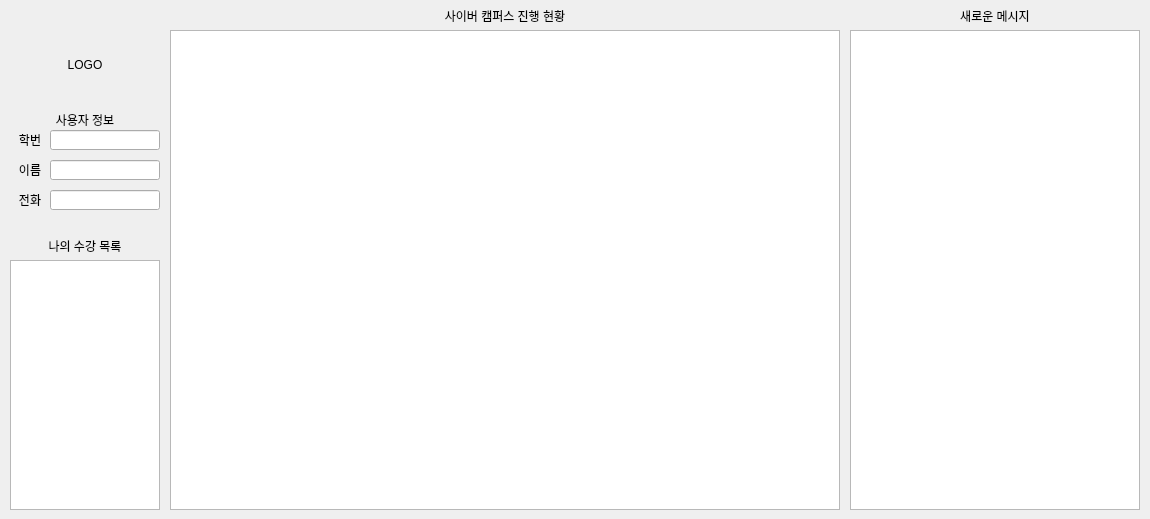
This is src/main.ui in kim-do-hyeon/jj_cyber_campus_management as Qt 5 draws it before an edit. The edited form follows.
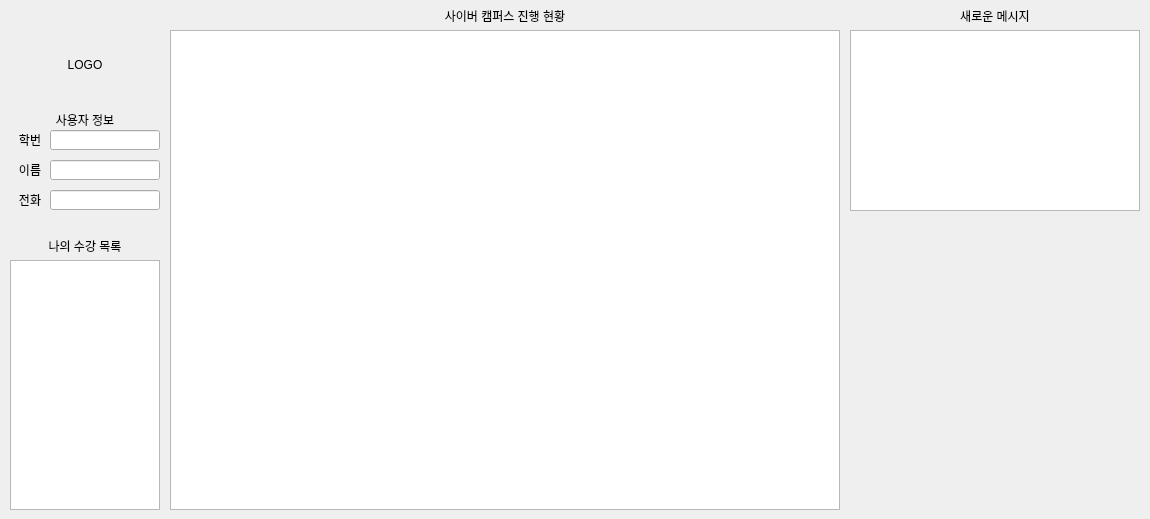
This is the edited form.

Commit message: Add the ability to move video viewing pages

The edit to the form file:
```diff
--- a/src/main.ui
+++ b/src/main.ui
@@ -42,7 +42,7 @@
       <x>850</x>
       <y>30</y>
       <width>290</width>
-      <height>480</height>
+      <height>181</height>
      </rect>
     </property>
    </widget>
```
The commit also changes 2 other files.
